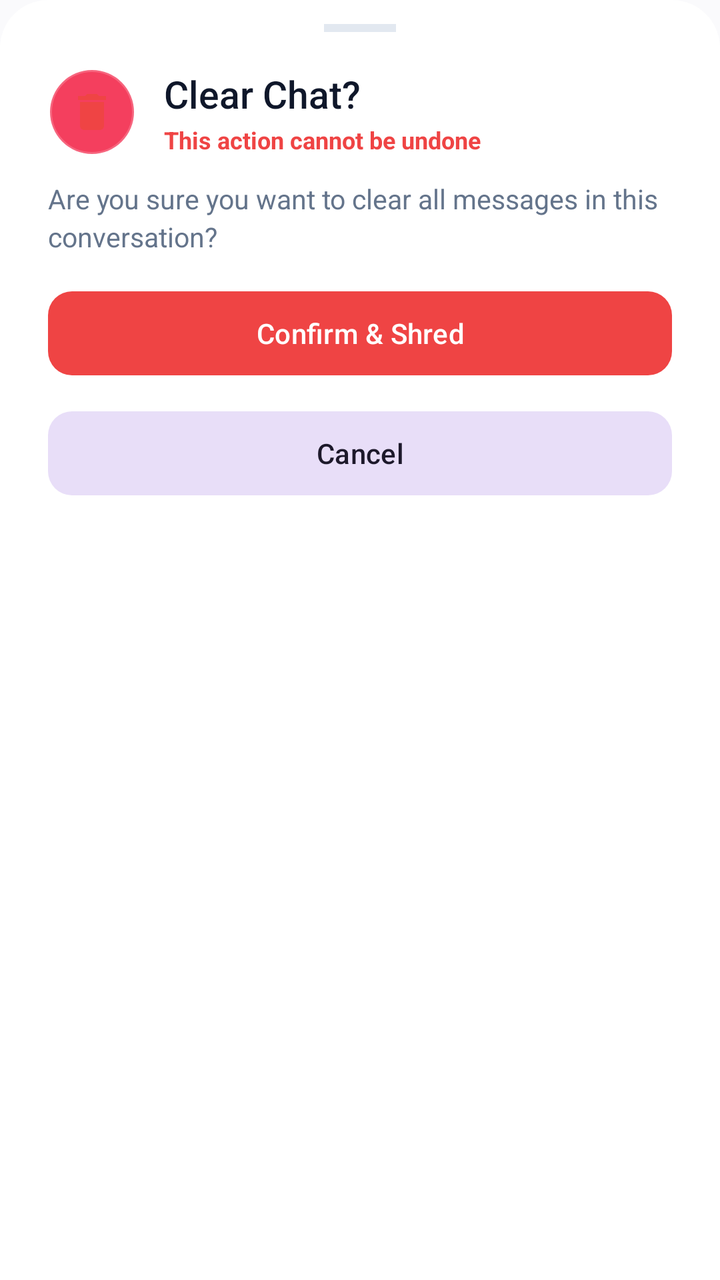
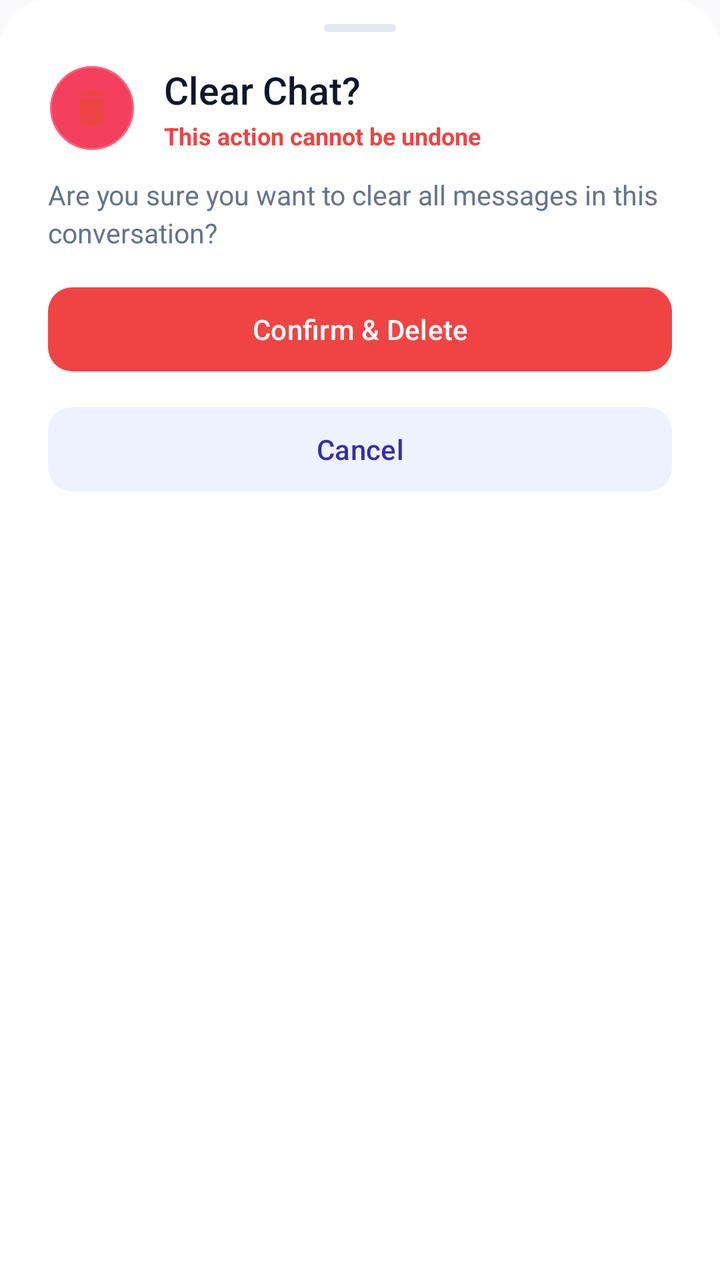

An Android layout rendered at two revisions. The XML below is the earlier revision; the diff shows what the commit changed to produce the second picture.
<!-- AndroidManifest.xml: application theme Theme.VEIL -->
<!-- res/layout/dialog_confirm_destructive_sheet.xml -->
<?xml version="1.0" encoding="utf-8"?>
<LinearLayout xmlns:android="http://schemas.android.com/apk/res/android"
    xmlns:app="http://schemas.android.com/apk/res-auto"
    android:layout_width="match_parent"
    android:layout_height="wrap_content"
    android:orientation="vertical"
    android:background="@drawable/bottom_sheet_background"
    android:paddingStart="24dp"
    android:paddingEnd="24dp"
    android:paddingTop="12dp"
    android:paddingBottom="28dp">

    
    <View
        android:layout_width="36dp"
        android:layout_height="4dp"
        android:background="@color/colorOutline"
        android:layout_gravity="center_horizontal"
        android:layout_marginBottom="18dp" />

    <LinearLayout
        android:layout_width="match_parent"
        android:layout_height="wrap_content"
        android:orientation="horizontal"
        android:gravity="center_vertical"
        android:layout_marginBottom="12dp">

        <ImageView
            android:id="@+id/ivDestructiveIcon"
            android:layout_width="44dp"
            android:layout_height="44dp"
            android:padding="10dp"
            android:src="@drawable/ic_delete"
            android:tint="#EF4444"
            android:background="@drawable/bg_swatch_rose"
            android:layout_marginEnd="14dp" />

        <LinearLayout
            android:layout_width="0dp"
            android:layout_height="wrap_content"
            android:layout_weight="1"
            android:orientation="vertical">

            <TextView
                android:id="@+id/tvDestructiveTitle"
                android:layout_width="wrap_content"
                android:layout_height="wrap_content"
                android:text="Clear Chat?"
                android:textColor="@color/textPrimary"
                android:textSize="19sp"
                android:fontFamily="sans-serif-medium" />

            <TextView
                android:layout_width="wrap_content"
                android:layout_height="wrap_content"
                android:text="This action cannot be undone"
                android:textColor="#EF4444"
                android:textSize="12sp"
                android:textStyle="bold"
                android:layout_marginTop="2dp" />
        </LinearLayout>
    </LinearLayout>

    <TextView
        android:id="@+id/tvDestructiveMessage"
        android:layout_width="match_parent"
        android:layout_height="wrap_content"
        android:text="Are you sure you want to clear all messages in this conversation?"
        android:textColor="@color/textSecondary"
        android:textSize="13.5sp"
        android:lineSpacingExtra="3dp"
        android:layout_marginBottom="14dp" />

    <com.google.android.material.checkbox.MaterialCheckBox
        android:id="@+id/cbDeleteForPeer"
        android:layout_width="match_parent"
        android:layout_height="wrap_content"
        android:text="Also delete for the other person (both devices)"
        android:textColor="@color/textPrimary"
        android:textSize="14sp"
        android:checked="true"
        android:layout_marginBottom="14dp"
        android:visibility="gone" />

    <com.google.android.material.button.MaterialButton
        android:id="@+id/btnDestructiveConfirm"
        style="@style/Widget.Material3.Button"
        android:layout_width="match_parent"
        android:layout_height="50dp"
        android:text="Confirm &amp; Shred"
        android:textColor="#FFFFFF"
        app:backgroundTint="#EF4444"
        app:cornerRadius="12dp"
        android:layout_marginBottom="10dp" />

    <com.google.android.material.button.MaterialButton
        android:id="@+id/btnDestructiveCancel"
        style="@style/Widget.Material3.Button.TonalButton"
        android:layout_width="match_parent"
        android:layout_height="50dp"
        android:text="Cancel"
        app:cornerRadius="12dp" />

</LinearLayout>
<!-- resources referenced by this layout -->
<resources>
  <color name="colorOutline">#E2E8F0</color>
  <color name="textPrimary">#0F172A</color>
  <color name="textSecondary">#64748B</color>
  <color name="colorSurface">#FFFFFF</color>
  <style name="Base.Theme.VEIL" parent="Theme.Material3.DayNight.NoActionBar">
          <item name="android:statusBarColor">@android:color/transparent</item>
          <item name="android:navigationBarColor">@android:color/transparent</item>
          <item name="android:windowLightStatusBar" tools:targetApi="m">true</item>
          <item name="colorPrimary">@color/colorPrimary</item>
          <item name="colorOnPrimary">@color/colorOnPrimary</item>
          <item name="colorPrimaryContainer">@color/colorPrimaryContainer</item>
          <item name="colorOnPrimaryContainer">@color/colorOnPrimaryContainer</item>
          <item name="colorSurface">@color/colorSurface</item>
          <item name="colorSurfaceVariant">@color/colorSurfaceVariant</item>
          <item name="colorOutline">@color/colorOutline</item>
          <item name="android:colorBackground">@color/colorBackground</item>
          <item name="bottomSheetDialogTheme">@style/ModernBottomSheetDialogTheme</item>
      </style>
  <color name="colorPrimary">#4F46E5</color>
  <color name="colorOnPrimary">#FFFFFF</color>
  <color name="colorPrimaryContainer">#EEF2FF</color>
  <color name="colorOnPrimaryContainer">#3730A3</color>
  <color name="colorSurfaceVariant">#F1F5F9</color>
  <color name="colorBackground">#FAFAFC</color>
  <!-- unchanged entries left out for length: 6 -->
</resources>

<!-- the commit's change to res/layout/dialog_confirm_destructive_sheet.xml (unified diff, before → after) -->
@@ -14,9 +14,9 @@
     <View
         android:layout_width="36dp"
         android:layout_height="4dp"
-        android:background="@color/colorOutline"
         android:layout_gravity="center_horizontal"
-        android:layout_marginBottom="18dp" />
+        android:layout_marginBottom="16dp"
+        android:background="@drawable/bg_persona_drag_handle" />
 
     <LinearLayout
         android:layout_width="match_parent"
@@ -87,7 +87,7 @@
         style="@style/Widget.Material3.Button"
         android:layout_width="match_parent"
         android:layout_height="50dp"
-        android:text="Confirm &amp; Shred"
+        android:text="Confirm &amp; Delete"
         android:textColor="#FFFFFF"
         app:backgroundTint="#EF4444"
         app:cornerRadius="12dp"
<!-- resource entries referenced after the edit -->
@@ -3,6 +3,13 @@
   <color name="colorOutline">#E2E8F0</color>
   <color name="textPrimary">#0F172A</color>
   <color name="textSecondary">#64748B</color>
+  <!-- drawable bg_persona_drag_handle (drawable) -->
+  <?xml version="1.0" encoding="utf-8"?>
+  <shape xmlns:android="http://schemas.android.com/apk/res/android"
+      android:shape="rectangle">
+      <solid android:color="@color/colorOutline" />
+      <corners android:radius="2dp" />
+  </shape>
   <color name="colorSurface">#FFFFFF</color>
   <style name="Base.Theme.VEIL" parent="Theme.Material3.DayNight.NoActionBar">
           <item name="android:statusBarColor">@android:color/transparent</item>
@@ -12,8 +19,25 @@
           <item name="colorOnPrimary">@color/colorOnPrimary</item>
           <item name="colorPrimaryContainer">@color/colorPrimaryContainer</item>
           <item name="colorOnPrimaryContainer">@color/colorOnPrimaryContainer</item>
+          <item name="colorSecondary">@color/colorSecondary</item>
+          <item name="colorOnSecondary">@color/colorOnSecondary</item>
+          <item name="colorSecondaryContainer">@color/colorSecondaryContainer</item>
+          <item name="colorOnSecondaryContainer">@color/colorOnSecondaryContainer</item>
+          <item name="colorTertiary">@color/colorTertiary</item>
+          <item name="colorOnTertiary">@color/colorOnTertiary</item>
+          <item name="colorTertiaryContainer">@color/colorTertiaryContainer</item>
+          <item name="colorOnTertiaryContainer">@color/colorOnTertiaryContainer</item>
           <item name="colorSurface">@color/colorSurface</item>
+          <item name="colorOnSurface">@color/colorOnSurface</item>
           <item name="colorSurfaceVariant">@color/colorSurfaceVariant</item>
+          <item name="colorOnSurfaceVariant">@color/colorOnSurfaceVariant</item>
+          <item name="colorSurfaceDim">@color/colorSurfaceDim</item>
+          <item name="colorSurfaceBright">@color/colorSurfaceBright</item>
+          <item name="colorSurfaceContainerLowest">@color/colorSurfaceContainerLowest</item>
+          <item name="colorSurfaceContainerLow">@color/colorSurfaceContainerLow</item>
+          <item name="colorSurfaceContainer">@color/colorSurfaceContainer</item>
+          <item name="colorSurfaceContainerHigh">@color/colorSurfaceContainerHigh</item>
+          <item name="colorSurfaceContainerHighest">@color/colorSurfaceContainerHighest</item>
           <item name="colorOutline">@color/colorOutline</item>
           <item name="android:colorBackground">@color/colorBackground</item>
           <item name="bottomSheetDialogTheme">@style/ModernBottomSheetDialogTheme</item>
@@ -22,7 +46,24 @@
   <color name="colorOnPrimary">#FFFFFF</color>
   <color name="colorPrimaryContainer">#EEF2FF</color>
   <color name="colorOnPrimaryContainer">#3730A3</color>
+  <color name="colorSecondary">#0D9488</color>
+  <color name="colorOnSecondary">#FFFFFF</color>
+  <color name="colorSecondaryContainer">#EEF2FF</color>
+  <color name="colorOnSecondaryContainer">#3730A3</color>
+  <color name="colorTertiary">#06B6D4</color>
+  <color name="colorOnTertiary">#FFFFFF</color>
+  <color name="colorTertiaryContainer">#ECFEFF</color>
+  <color name="colorOnTertiaryContainer">#155E75</color>
+  <color name="colorOnSurface">#0F172A</color>
   <color name="colorSurfaceVariant">#F1F5F9</color>
+  <color name="colorOnSurfaceVariant">#475569</color>
+  <color name="colorSurfaceDim">#E2E8F0</color>
+  <color name="colorSurfaceBright">#FFFFFF</color>
+  <color name="colorSurfaceContainerLowest">#FFFFFF</color>
+  <color name="colorSurfaceContainerLow">#F8FAFC</color>
+  <color name="colorSurfaceContainer">#F1F5F9</color>
+  <color name="colorSurfaceContainerHigh">#E2E8F0</color>
+  <color name="colorSurfaceContainerHighest">#CBD5E1</color>
   <color name="colorBackground">#FAFAFC</color>
   <!-- unchanged entries left out for length: 6 -->
 </resources>
